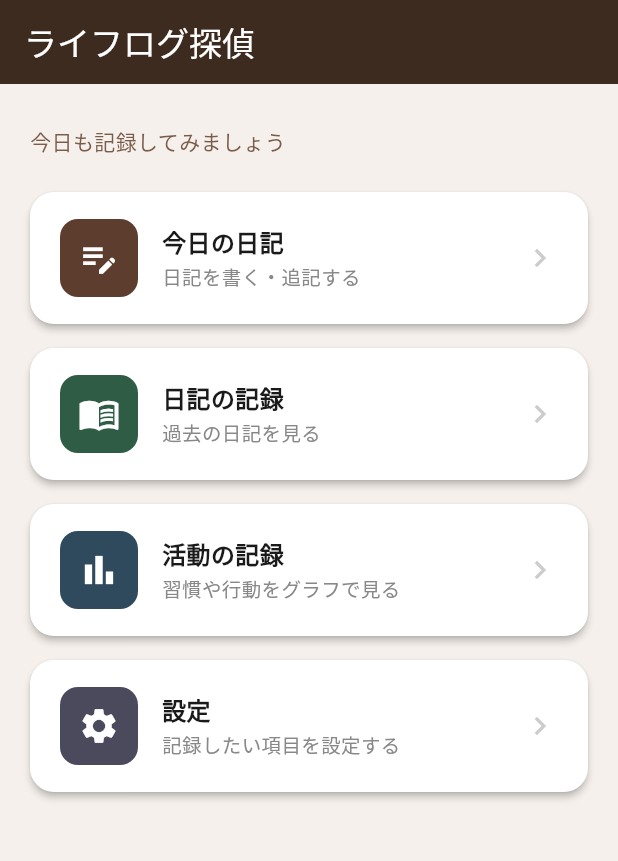
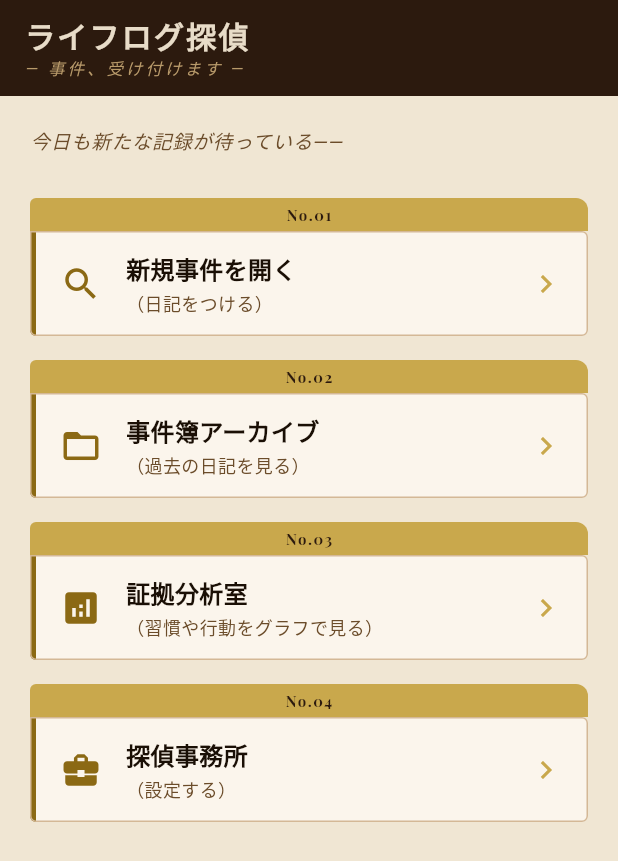
Before and after one commit to IIIIshii/lifelog-tantei, a Flutter app: the screen it shows after launch, on a phone screen of 412 x 824 dp. Shown: the top 861 px of the screen. Run offline on Flutter 3.47's test engine with Material 3 defaults, Android fonts, the phone set to English and light mode, and no system bars; our stand-ins replace cloud_firestore, firebase_auth, firebase_core, fl_chart, flutter_dotenv, flutter_local_notifications and 4 more; accounts and stored records are empty; network calls fail.

Commit message:
メイン画面のUIを試しに実装

```diff
--- /dev/null
+++ b/lib/core/theme/detective_theme.dart
@@ -0,0 +1,84 @@
+import 'package:flutter/material.dart';
+import 'package:google_fonts/google_fonts.dart';
+
+/// 探偵テーマの色・テキストスタイル定数
+///
+/// ノワール・レトロ調のライトブラウン系パレット。
+/// アプリ全体のデザイントークンをここに集約することで、
+/// 色やフォントの変更を一箇所で管理できる。
+class DetectiveTheme {
+  DetectiveTheme._(); // インスタンス化禁止
+
+  // ── カラーパレット ──────────────────────────────────────────
+
+  /// 背景：古い羊皮紙のようなライトブラウン
+  static const Color background = Color(0xFFF0E6D3);
+
+  /// AppBar・ヘッダー：濃いインク色
+  static const Color appBarBg = Color(0xFF2C1A0E);
+
+  /// カード背景：薄いクリーム
+  static const Color cardBg = Color(0xFFFBF5EC);
+
+  /// アクセント：くすみゴールド（枠線・アイコン・強調テキスト）
+  static const Color gold = Color(0xFF8B6914);
+
+  /// アクセント薄め：カードタブ背景など
+  static const Color goldLight = Color(0xFFC9A84C);
+
+  /// メインテキスト：インク黒
+  static const Color textPrimary = Color(0xFF1A0F05);
+
+  /// サブテキスト：茶インク
+  static const Color textSecondary = Color(0xFF6B4C2A);
+
+  /// カード外枠線：薄いベージュ
+  static const Color cardBorder = Color(0xFFD4B896);
+
+  // ── テキストスタイル ────────────────────────────────────────
+
+  /// AppBarタイトル：Playfair Display でクラシック探偵小説風に
+  static TextStyle get appBarTitle => GoogleFonts.playfairDisplay(
+        fontSize: 20,
+        fontWeight: FontWeight.bold,
+        color: const Color(0xFFE8DCC8),
+        letterSpacing: 1.5,
+      );
+
+  /// AppBarサブタイトル：イタリック体でキャッチコピーを表示
+  static const TextStyle appBarSubtitle = TextStyle(
+    fontSize: 11,
+    color: Color(0xFFB89A6A),
+    letterSpacing: 2.0,
+    fontStyle: FontStyle.italic,
+  );
+
+  /// フォルダータブのケース番号（No.01 など）
+  static TextStyle get caseNumber => GoogleFonts.playfairDisplay(
+        fontSize: 10,
+        fontWeight: FontWeight.bold,
+        color: const Color(0xFF2C1A0E),
+        letterSpacing: 1.0,
+      );
+
+  /// カードタイトル（探偵風の事件名）
+  static const TextStyle cardTitle = TextStyle(
+    fontSize: 16,
+    fontWeight: FontWeight.bold,
+    color: textPrimary,
+  );
+
+  /// カードサブタイトル（日本語説明の括弧書き）
+  static const TextStyle cardSubtitle = TextStyle(
+    fontSize: 12,
+    color: textSecondary,
+  );
+
+  /// ホーム画面のキャッチコピー
+  static const TextStyle catchphrase = TextStyle(
+    fontSize: 13,
+    color: textSecondary,
+    fontStyle: FontStyle.italic,
+    letterSpacing: 0.5,
+  );
+}
--- a/lib/pages/home_page.dart
+++ b/lib/pages/home_page.dart
@@ -1,4 +1,5 @@
 import 'package:flutter/material.dart';
+import '../core/theme/detective_theme.dart';
 import '../services/auth_service.dart';
 import 'activity_page.dart';
 import 'diary_page.dart';
@@ -30,73 +31,84 @@ class _HomePageState extends State<HomePage> {
   @override
   Widget build(BuildContext context) {
     return Scaffold(
-      backgroundColor: const Color(0xFFF5F0EB),
+      backgroundColor: DetectiveTheme.background,
+
+      // ── AppBar ──────────────────────────────────────────────
+      // タイトルにサブタイトルを重ねることで探偵事務所の看板風に見せる
       appBar: AppBar(
-        title: const Text('ライフログ探偵'),
-        backgroundColor: const Color(0xFF3D2B1F),
-        foregroundColor: Colors.white,
+        backgroundColor: DetectiveTheme.appBarBg,
         elevation: 0,
+        toolbarHeight: 64,
+        title: Column(
+          crossAxisAlignment: CrossAxisAlignment.start,
+          children: [
+            Text('ライフログ探偵', style: DetectiveTheme.appBarTitle),
+            const SizedBox(height: 2),
+            const Text('― 事件、受け付けます ―',
+                style: DetectiveTheme.appBarSubtitle),
+          ],
         ),
+      ),
+
+      // ── Body ────────────────────────────────────────────────
       body: Padding(
-        padding: const EdgeInsets.all(20),
+        padding: const EdgeInsets.fromLTRB(20, 20, 20, 0),
         child: Column(
           crossAxisAlignment: CrossAxisAlignment.start,
           children: [
-            const SizedBox(height: 8),
+            // キャッチコピー
             const Text(
-              '今日も記録してみましょう',
-              style: TextStyle(
-                fontSize: 14,
-                color: Color(0xFF7A5C4A),
+              '今日も新たな記録が待っている——',
+              style: DetectiveTheme.catchphrase,
             ),
-            ),
-            const SizedBox(height: 24),
-            _MenuCard(
-              icon: Icons.edit_note,
-              title: '今日の日記',
-              subtitle: '日記を書く・追記する',
-              color: const Color(0xFF5C3D2E),
+            const SizedBox(height: 28),
+
+            // ── メニューカード一覧 ──────────────────────────
+            // 各カードはマニラフォルダー風のデザインで「事件ファイル」を表現
+            _CaseFileCard(
+              caseNumber: 'No.01',
+              icon: Icons.search,
+              title: '新規事件を開く',
+              subtitle: '（日記をつける）',
               onTap: _uid == null
                   ? null
                   : () => Navigator.push(
                         context,
                         MaterialPageRoute(
-                          builder: (_) => const DiaryPage(),
-                        ),
+                            builder: (_) => const DiaryPage()),
                       ),
             ),
             const SizedBox(height: 16),
-            _MenuCard(
-              icon: Icons.menu_book,
-              title: '日記の記録',
-              subtitle: '過去の日記を見る',
-              color: const Color(0xFF2E5C45),
+            _CaseFileCard(
+              caseNumber: 'No.02',
+              icon: Icons.folder_open,
+              title: '事件簿アーカイブ',
+              subtitle: '（過去の日記を見る）',
               onTap: _uid == null
                   ? null
                   : () => Navigator.push(
                         context,
                         MaterialPageRoute(
-                          builder: (_) => DiaryListPage(uid: _uid!),
-                        ),
+                            builder: (_) => DiaryListPage(uid: _uid!)),
                       ),
             ),
             const SizedBox(height: 16),
-            _MenuCard(
-              icon: Icons.bar_chart,
-              title: '活動の記録',
-              subtitle: '習慣や行動をグラフで見る',
-              color: const Color(0xFF2E4A5C),
+            _CaseFileCard(
+              caseNumber: 'No.03',
+              icon: Icons.analytics,
+              title: '証拠分析室',
+              subtitle: '（習慣や行動をグラフで見る）',
               onTap: () => Navigator.push(
                 context,
                 MaterialPageRoute(builder: (_) => const ActivityPage()),
               ),
             ),
             const SizedBox(height: 16),
-            _MenuCard(
-              icon: Icons.settings,
-              title: '設定',
-              subtitle: '記録したい項目を設定する',
-              color: const Color(0xFF4A4A5C),
+            _CaseFileCard(
+              caseNumber: 'No.04',
+              icon: Icons.business_center,
+              title: '探偵事務所',
+              subtitle: '（設定する）',
               onTap: () => Navigator.push(
                 context,
                 MaterialPageRoute(builder: (_) => const SettingsPage()),
@@ -107,75 +119,129 @@ class _HomePageState extends State<HomePage> {
       ),
     );
   }
-
-
 }
 
-class _MenuCard extends StatelessWidget {
+// ──────────────────────────────────────────────────────────────
+// マニラフォルダー風カード
+//
+// 上部にケース番号のタブを付け、左端にゴールドの縦ボーダーを引くことで
+// 「事件ファイル」らしい書類感を演出する。
+// ──────────────────────────────────────────────────────────────
+class _CaseFileCard extends StatelessWidget {
+  final String caseNumber;
   final IconData icon;
   final String title;
   final String subtitle;
-  final Color color;
   final VoidCallback? onTap;
 
-  const _MenuCard({
+  const _CaseFileCard({
+    required this.caseNumber,
     required this.icon,
     required this.title,
     required this.subtitle,
-    required this.color,
     required this.onTap,
   });
 
   @override
   Widget build(BuildContext context) {
-    return Material(
-      color: Colors.white,
-      borderRadius: BorderRadius.circular(16),
-      elevation: 2,
+    // タブ部分の高さ（フォルダータブを再現する）
+    const double tabHeight = 22.0;
+
+    return Column(
+      crossAxisAlignment: CrossAxisAlignment.start,
+      mainAxisSize: MainAxisSize.min,
+      children: [
+        // ── フォルダータブ（ケース番号） ──────────────────────
+        // カード左上に突き出す小さなタブでマニラフォルダーを表現
+        Container(
+          height: tabHeight,
+          padding: const EdgeInsets.symmetric(horizontal: 10),
+          decoration: const BoxDecoration(
+            color: DetectiveTheme.goldLight,
+            borderRadius: BorderRadius.only(
+              topLeft: Radius.circular(4),
+              topRight: Radius.circular(8),
+            ),
+          ),
+          alignment: Alignment.center,
+          child: Text(caseNumber, style: DetectiveTheme.caseNumber),
+        ),
+
+        // ── メインカード本体 ──────────────────────────────────
+        // タブの直下に配置し、左上の角だけ角丸なしにしてタブとの接続を自然に見せる
+        Material(
+          color: DetectiveTheme.cardBg,
+          shape: const RoundedRectangleBorder(
+            borderRadius: BorderRadius.only(
+              topRight: Radius.circular(4),
+              bottomLeft: Radius.circular(4),
+              bottomRight: Radius.circular(4),
+            ),
+            side: BorderSide(color: DetectiveTheme.cardBorder),
+          ),
           child: InkWell(
-        borderRadius: BorderRadius.circular(16),
             onTap: onTap,
+            customBorder: const RoundedRectangleBorder(
+              borderRadius: BorderRadius.only(
+                topRight: Radius.circular(4),
+                bottomLeft: Radius.circular(4),
+                bottomRight: Radius.circular(4),
+              ),
+            ),
+            child: IntrinsicHeight(
+              child: Row(
+                crossAxisAlignment: CrossAxisAlignment.stretch,
+                children: [
+                  // 左端のゴールドアクセントボーダー
+                  Container(
+                    width: 4,
+                    decoration: const BoxDecoration(
+                      color: DetectiveTheme.gold,
+                      borderRadius: BorderRadius.only(
+                        bottomLeft: Radius.circular(4),
+                      ),
+                    ),
+                  ),
+
+                  // カード本文
+                  Expanded(
                     child: Padding(
-          padding: const EdgeInsets.symmetric(horizontal: 20, vertical: 18),
+                      padding: const EdgeInsets.symmetric(
+                          horizontal: 16, vertical: 14),
                       child: Row(
                         children: [
-              Container(
-                width: 52,
-                height: 52,
-                decoration: BoxDecoration(
-                  color: color,
-                  borderRadius: BorderRadius.circular(12),
-                ),
-                child: Icon(icon, color: Colors.white, size: 28),
-              ),
+                          // アイコン
+                          Icon(icon,
+                              color: DetectiveTheme.gold, size: 28),
                           const SizedBox(width: 16),
+
+                          // タイトル + サブタイトル
                           Column(
                             crossAxisAlignment: CrossAxisAlignment.start,
                             children: [
-                  Text(
-                    title,
-                    style: const TextStyle(
-                      fontSize: 16,
-                      fontWeight: FontWeight.bold,
-                      color: Color(0xFF1A1A1A),
+                              Text(title,
+                                  style: DetectiveTheme.cardTitle),
+                              const SizedBox(height: 2),
+                              Text(subtitle,
+                                  style: DetectiveTheme.cardSubtitle),
+                            ],
                           ),
+
+                          const Spacer(),
+
+                          // 右端の矢印
+                          const Icon(Icons.chevron_right,
+                              color: DetectiveTheme.goldLight),
+                        ],
                       ),
-                  const SizedBox(height: 2),
-                  Text(
-                    subtitle,
-                    style: const TextStyle(
-                      fontSize: 13,
-                      color: Color(0xFF888888),
                     ),
                   ),
                 ],
               ),
-              const Spacer(),
-              const Icon(Icons.chevron_right, color: Color(0xFFCCCCCC)),
-            ],
             ),
           ),
         ),
+      ],
     );
   }
 }
--- a/pubspec.yaml
+++ b/pubspec.yaml
@@ -41,6 +41,7 @@ dependencies:
   intl: ^0.20.2
   flutter_local_notifications: ^18.0.1
   timezone: ^0.9.4
+  google_fonts: ^6.2.1 # 探偵テーマのフォント（Playfair Display等）に使用
 
   # The following adds the Cupertino Icons font to your application.
   # Use with the CupertinoIcons class for iOS style icons.
```
Also changed, not shown: pubspec.lock. Lines whose indentation alone changed are shown as unchanged.
